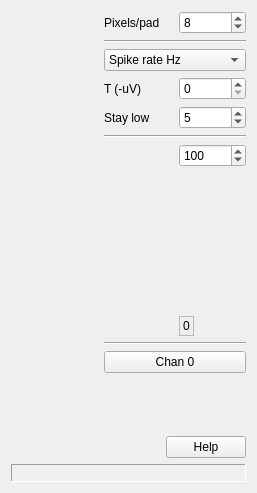
This is Forms/FVW_ShankWindow.ui in billkarsh/SpikeGLX as Qt 5 draws it before an edit. The edited form follows.
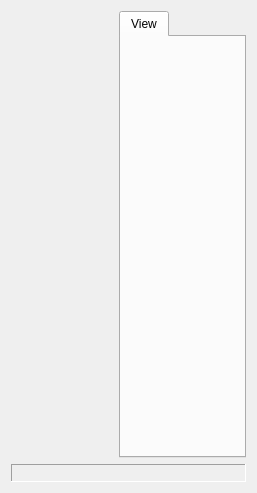
This is the edited form. Custom widgets are drawn as their Qt base class.

The edit to the form file:
```diff
--- a/Forms/FVW_ShankWindow.ui
+++ b/Forms/FVW_ShankWindow.ui
@@ -13,306 +13,27 @@
   <property name="windowTitle">
    <string>Form</string>
   </property>
-  <layout class="QGridLayout" name="gridLayout_2" rowstretch="0,0,0,0,0,0,0,0,0,1,0,0" columnstretch="1,0,0,0">
-   <item row="0" column="3">
-    <widget class="QSpinBox" name="ypixSB">
+  <layout class="QGridLayout" name="gridLayout">
+   <item row="0" column="0">
+    <widget class="ShankScroll" name="scroll" native="true">
      <property name="sizePolicy">
-      <sizepolicy hsizetype="Preferred" vsizetype="Fixed">
+      <sizepolicy hsizetype="MinimumExpanding" vsizetype="Expanding">
        <horstretch>0</horstretch>
        <verstretch>0</verstretch>
       </sizepolicy>
      </property>
-     <property name="toolTip">
-      <string>Drawing scale</string>
-     </property>
-     <property name="minimum">
-      <number>2</number>
-     </property>
-     <property name="maximum">
-      <number>200</number>
-     </property>
-     <property name="singleStep">
-      <number>2</number>
-     </property>
-     <property name="value">
-      <number>8</number>
-     </property>
-    </widget>
-   </item>
-   <item row="9" column="1">
-    <spacer name="verticalSpacer_2">
-     <property name="orientation">
-      <enum>Qt::Vertical</enum>
-     </property>
-     <property name="sizeHint" stdset="0">
-      <size>
-       <width>20</width>
-       <height>40</height>
-      </size>
-     </property>
-    </spacer>
-   </item>
-   <item row="8" column="1" colspan="3">
-    <widget class="QPushButton" name="chanBut">
-     <property name="sizePolicy">
-      <sizepolicy hsizetype="MinimumExpanding" vsizetype="Fixed">
-       <horstretch>0</horstretch>
-       <verstretch>0</verstretch>
-      </sizepolicy>
-     </property>
-     <property name="toolTip">
-      <string>Selected channel (click to find)</string>
-     </property>
-     <property name="text">
-      <string>Chan 0</string>
-     </property>
-    </widget>
-   </item>
-   <item row="3" column="1">
-    <widget class="QLabel" name="label_2">
-     <property name="text">
-      <string>T (-uV)</string>
-     </property>
-    </widget>
-   </item>
-   <item row="5" column="1" colspan="3">
-    <widget class="Line" name="line_2">
-     <property name="sizePolicy">
-      <sizepolicy hsizetype="MinimumExpanding" vsizetype="Fixed">
-       <horstretch>0</horstretch>
-       <verstretch>0</verstretch>
-      </sizepolicy>
-     </property>
      <property name="minimumSize">
       <size>
-       <width>20</width>
+       <width>68</width>
        <height>0</height>
       </size>
      </property>
-     <property name="orientation">
-      <enum>Qt::Horizontal</enum>
+     <property name="focusPolicy">
+      <enum>Qt::WheelFocus</enum>
      </property>
     </widget>
    </item>
-   <item row="2" column="1" colspan="3">
-    <widget class="QComboBox" name="whatCB">
-     <item>
-      <property name="text">
-       <string>Spike rate Hz</string>
-      </property>
-     </item>
-     <item>
-      <property name="text">
-       <string>AP pk-pk uV</string>
-      </property>
-     </item>
-     <item>
-      <property name="text">
-       <string>LF pk-pk uV</string>
-      </property>
-     </item>
-    </widget>
-   </item>
-   <item row="10" column="2" colspan="2">
-    <widget class="QPushButton" name="helpBut">
-     <property name="sizePolicy">
-      <sizepolicy hsizetype="Preferred" vsizetype="Fixed">
-       <horstretch>0</horstretch>
-       <verstretch>0</verstretch>
-      </sizepolicy>
-     </property>
-     <property name="text">
-      <string>Help</string>
-     </property>
-    </widget>
-   </item>
-   <item row="0" column="1">
-    <widget class="QLabel" name="label">
-     <property name="text">
-      <string>Pixels/pad</string>
-     </property>
-    </widget>
-   </item>
-   <item row="4" column="1">
-    <widget class="QLabel" name="label_3">
-     <property name="text">
-      <string>Stay low</string>
-     </property>
-    </widget>
-   </item>
-   <item row="6" column="1" colspan="3">
-    <layout class="QGridLayout" name="gridLayout" columnstretch="0,0,0">
-     <item row="0" column="2">
-      <widget class="QSpinBox" name="rngSB">
-       <property name="sizePolicy">
-        <sizepolicy hsizetype="Preferred" vsizetype="Fixed">
-         <horstretch>0</horstretch>
-         <verstretch>0</verstretch>
-        </sizepolicy>
-       </property>
-       <property name="toolTip">
-        <string>Darkest color = 0; brightest = this value</string>
-       </property>
-       <property name="maximum">
-        <number>100000</number>
-       </property>
-       <property name="singleStep">
-        <number>10</number>
-       </property>
-       <property name="value">
-        <number>100</number>
-       </property>
-      </widget>
-     </item>
-     <item row="1" column="2">
-      <spacer name="verticalSpacer">
-       <property name="orientation">
-        <enum>Qt::Vertical</enum>
-       </property>
-       <property name="sizeHint" stdset="0">
-        <size>
-         <width>20</width>
-         <height>40</height>
-        </size>
-       </property>
-      </spacer>
-     </item>
-     <item row="2" column="2">
-      <widget class="QLabel" name="label_6">
-       <property name="sizePolicy">
-        <sizepolicy hsizetype="Fixed" vsizetype="Fixed">
-         <horstretch>0</horstretch>
-         <verstretch>0</verstretch>
-        </sizepolicy>
-       </property>
-       <property name="minimumSize">
-        <size>
-         <width>0</width>
-         <height>20</height>
-        </size>
-       </property>
-       <property name="frameShape">
-        <enum>QFrame::StyledPanel</enum>
-       </property>
-       <property name="text">
-        <string>0</string>
-       </property>
-      </widget>
-     </item>
-     <item row="0" column="1" rowspan="3">
-      <widget class="ShankViewLut" name="lut" native="true">
-       <property name="sizePolicy">
-        <sizepolicy hsizetype="Minimum" vsizetype="Minimum">
-         <horstretch>0</horstretch>
-         <verstretch>0</verstretch>
-        </sizepolicy>
-       </property>
-       <property name="minimumSize">
-        <size>
-         <width>32</width>
-         <height>192</height>
-        </size>
-       </property>
-      </widget>
-     </item>
-     <item row="0" column="0" rowspan="3">
-      <spacer name="horizontalSpacer_2">
-       <property name="orientation">
-        <enum>Qt::Horizontal</enum>
-       </property>
-       <property name="sizeHint" stdset="0">
-        <size>
-         <width>8</width>
-         <height>0</height>
-        </size>
-       </property>
-      </spacer>
-     </item>
-    </layout>
-   </item>
-   <item row="7" column="1" colspan="3">
-    <widget class="Line" name="line_3">
-     <property name="sizePolicy">
-      <sizepolicy hsizetype="MinimumExpanding" vsizetype="Fixed">
-       <horstretch>0</horstretch>
-       <verstretch>0</verstretch>
-      </sizepolicy>
-     </property>
-     <property name="minimumSize">
-      <size>
-       <width>20</width>
-       <height>0</height>
-      </size>
-     </property>
-     <property name="orientation">
-      <enum>Qt::Horizontal</enum>
-     </property>
-    </widget>
-   </item>
-   <item row="1" column="1" colspan="3">
-    <widget class="Line" name="line">
-     <property name="sizePolicy">
-      <sizepolicy hsizetype="MinimumExpanding" vsizetype="Fixed">
-       <horstretch>0</horstretch>
-       <verstretch>0</verstretch>
-      </sizepolicy>
-     </property>
-     <property name="minimumSize">
-      <size>
-       <width>20</width>
-       <height>0</height>
-      </size>
-     </property>
-     <property name="orientation">
-      <enum>Qt::Horizontal</enum>
-     </property>
-    </widget>
-   </item>
-   <item row="3" column="3">
-    <widget class="QSpinBox" name="TSB">
-     <property name="sizePolicy">
-      <sizepolicy hsizetype="Preferred" vsizetype="Fixed">
-       <horstretch>0</horstretch>
-       <verstretch>0</verstretch>
-      </sizepolicy>
-     </property>
-     <property name="toolTip">
-      <string>Spike detection threshold</string>
-     </property>
-     <property name="maximum">
-      <number>100000</number>
-     </property>
-     <property name="singleStep">
-      <number>10</number>
-     </property>
-    </widget>
-   </item>
-   <item row="4" column="3">
-    <widget class="QSpinBox" name="inarowSB">
-     <property name="sizePolicy">
-      <sizepolicy hsizetype="Preferred" vsizetype="Fixed">
-       <horstretch>0</horstretch>
-       <verstretch>0</verstretch>
-      </sizepolicy>
-     </property>
-     <property name="toolTip">
-      <string>Stay beyond threshold this many counts</string>
-     </property>
-     <property name="minimum">
-      <number>1</number>
-     </property>
-     <property name="maximum">
-      <number>100</number>
-     </property>
-     <property name="singleStep">
-      <number>1</number>
-     </property>
-     <property name="value">
-      <number>5</number>
-     </property>
-    </widget>
-   </item>
-   <item row="11" column="0" colspan="4">
+   <item row="1" column="0" colspan="2">
     <widget class="QLabel" name="statusLbl">
      <property name="sizePolicy">
       <sizepolicy hsizetype="MinimumExpanding" vsizetype="Fixed">
@@ -340,38 +61,21 @@
      </property>
     </widget>
    </item>
-   <item row="0" column="0" rowspan="11">
-    <widget class="ShankScroll" name="scroll" native="true">
-     <property name="sizePolicy">
-      <sizepolicy hsizetype="MinimumExpanding" vsizetype="Expanding">
-       <horstretch>0</horstretch>
-       <verstretch>0</verstretch>
-      </sizepolicy>
-     </property>
-     <property name="minimumSize">
-      <size>
-       <width>68</width>
-       <height>0</height>
-      </size>
-     </property>
+   <item row="0" column="1">
+    <widget class="QTabWidget" name="tabsW">
      <property name="focusPolicy">
       <enum>Qt::WheelFocus</enum>
      </property>
+     <property name="currentIndex">
+      <number>0</number>
+     </property>
+     <widget class="QWidget" name="svTab">
+      <attribute name="title">
+       <string>View</string>
+      </attribute>
+     </widget>
     </widget>
    </item>
-   <item row="10" column="1">
-    <spacer name="horizontalSpacer">
-     <property name="orientation">
-      <enum>Qt::Horizontal</enum>
-     </property>
-     <property name="sizeHint" stdset="0">
-      <size>
-       <width>8</width>
-       <height>20</height>
-      </size>
-     </property>
-    </spacer>
-   </item>
   </layout>
  </widget>
  <customwidgets>
@@ -381,12 +85,6 @@
    <header>ShankView.h</header>
    <container>1</container>
   </customwidget>
-  <customwidget>
-   <class>ShankViewLut</class>
-   <extends>QWidget</extends>
-   <header>ShankViewLut.h</header>
-   <container>1</container>
-  </customwidget>
  </customwidgets>
  <tabstops>
   <tabstop>scroll</tabstop>
```
Left out of the diff: 9 changed lines with no effect on the pictures.
